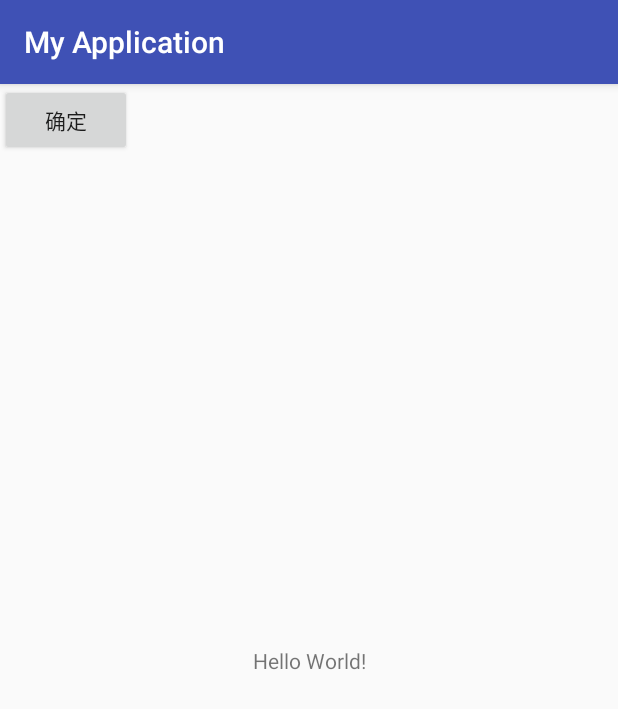
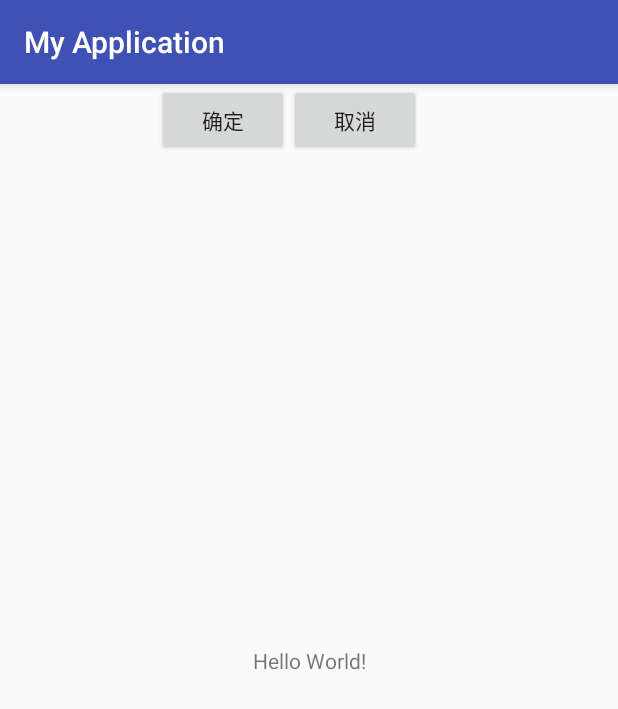
Before and after one commit to gitHub-good/MyApplication2, an Android app: the screen it shows after launch (MainActivity), on a phone screen of 412 x 824 dp. Shown: the top 709 px of the screen. Run offline under Robolectric (Android 15) with nearby library versions, the phone set to English and light mode, and no system bars.

Commit message:
/第三版本

```diff
--- a/app/src/main/res/layout/activity_main.xml
+++ b/app/src/main/res/layout/activity_main.xml
@@ -15,12 +15,32 @@
         app:layout_constraintRight_toRightOf="parent"
         app:layout_constraintTop_toTopOf="parent" />
 
-    <Button
-        android:id="@+id/button"
+    <LinearLayout
         android:layout_width="wrap_content"
         android:layout_height="wrap_content"
-        android:text="@string/Button"
-        tools:layout_editor_absoluteX="147dp"
-        tools:layout_editor_absoluteY="339dp" />
+        android:layout_marginLeft="8dp"
+        android:layout_marginRight="8dp"
+        android:orientation="horizontal"
+        app:layout_constraintHorizontal_bias="0.44"
+        app:layout_constraintLeft_toLeftOf="parent"
+        app:layout_constraintRight_toRightOf="parent"
+        tools:layout_editor_absoluteY="283dp">
+
+        <Button
+            android:id="@+id/button"
+            android:layout_width="wrap_content"
+            android:layout_height="wrap_content"
+            android:layout_weight="1"
+            android:text="@string/Button"
+            tools:layout_editor_absoluteX="147dp"
+            tools:layout_editor_absoluteY="339dp" />
+
+        <Button
+            android:id="@+id/button3"
+            android:layout_width="wrap_content"
+            android:layout_height="wrap_content"
+            android:layout_weight="1"
+            android:text="取消" />
+    </LinearLayout>
 
 </android.support.constraint.ConstraintLayout>
--- a/app/src/main/res/values/strings.xml
+++ b/app/src/main/res/values/strings.xml
@@ -1,4 +1,5 @@
 <resources>
     <string name="app_name">My Application</string>
     <string name="Button">确定</string>
+    <string name="Button01">取消</string>
 </resources>
```
